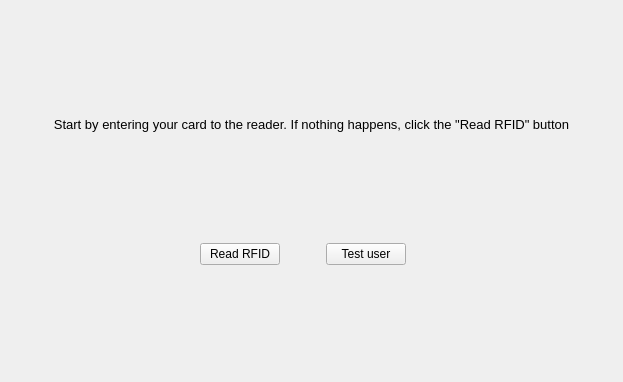
Old version of the form Ohjelman käyttöliittymät/Gui/startview.ui in the repository JIkaheimo/ohjelmistokehityksen-sovellusprojekti-2k19.
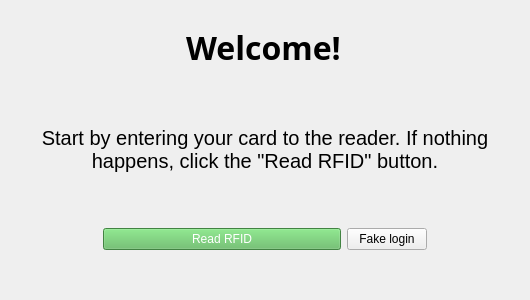
New version of the form.

Patch:
```diff
--- a/Ohjelman käyttöliittymät/Gui/startview.ui
+++ b/Ohjelman käyttöliittymät/Gui/startview.ui
@@ -6,8 +6,8 @@
    <rect>
     <x>0</x>
     <y>0</y>
-    <width>623</width>
-    <height>382</height>
+    <width>530</width>
+    <height>300</height>
    </rect>
   </property>
   <property name="windowTitle">
@@ -17,94 +17,51 @@
    <string notr="true"/>
   </property>
   <layout class="QGridLayout" name="gridLayout">
-   <item row="3" column="1">
-    <layout class="QHBoxLayout" name="horizontalLayout">
-     <item>
-      <spacer name="horizontalSpacer_2">
-       <property name="orientation">
-        <enum>Qt::Horizontal</enum>
-       </property>
-       <property name="sizeHint" stdset="0">
-        <size>
-         <width>183</width>
-         <height>20</height>
-        </size>
-       </property>
-      </spacer>
-     </item>
-     <item>
-      <widget class="QPushButton" name="btnReadRfid">
-       <property name="text">
-        <string>Read RFID</string>
-       </property>
-      </widget>
-     </item>
-     <item>
-      <spacer name="horizontalSpacer">
-       <property name="orientation">
-        <enum>Qt::Horizontal</enum>
-       </property>
-       <property name="sizeType">
-        <enum>QSizePolicy::Minimum</enum>
-       </property>
-       <property name="sizeHint" stdset="0">
-        <size>
-         <width>40</width>
-         <height>20</height>
-        </size>
-       </property>
-      </spacer>
-     </item>
-     <item>
-      <widget class="QPushButton" name="btnTest">
-       <property name="sizePolicy">
-        <sizepolicy hsizetype="Preferred" vsizetype="Fixed">
-         <horstretch>0</horstretch>
-         <verstretch>0</verstretch>
-        </sizepolicy>
-       </property>
-       <property name="text">
-        <string>Test user</string>
-       </property>
-      </widget>
-     </item>
-     <item>
-      <spacer name="horizontalSpacer_3">
-       <property name="orientation">
-        <enum>Qt::Horizontal</enum>
-       </property>
-       <property name="sizeHint" stdset="0">
-        <size>
-         <width>169</width>
-         <height>20</height>
-        </size>
-       </property>
-      </spacer>
-     </item>
-    </layout>
-   </item>
-   <item row="4" column="1">
-    <spacer name="verticalSpacer">
-     <property name="orientation">
-      <enum>Qt::Vertical</enum>
+   <property name="leftMargin">
+    <number>20</number>
+   </property>
+   <property name="topMargin">
+    <number>25</number>
+   </property>
+   <property name="rightMargin">
+    <number>20</number>
+   </property>
+   <property name="bottomMargin">
+    <number>50</number>
+   </property>
+   <item row="0" column="2">
+    <widget class="QLabel" name="labelWelcome">
+     <property name="font">
+      <font>
+       <family>Lucida Bright</family>
+       <pointsize>24</pointsize>
+       <weight>75</weight>
+       <bold>true</bold>
+      </font>
      </property>
-     <property name="sizeHint" stdset="0">
-      <size>
-       <width>20</width>
-       <height>40</height>
-      </size>
+     <property name="text">
+      <string>Welcome!</string>
      </property>
-    </spacer>
+     <property name="alignment">
+      <set>Qt::AlignCenter</set>
+     </property>
+    </widget>
    </item>
-   <item row="1" column="0" colspan="6">
-    <widget class="QLabel" name="label_2">
+   <item row="2" column="0" colspan="5">
+    <widget class="QLabel" name="labelInfo">
+     <property name="sizePolicy">
+      <sizepolicy hsizetype="Preferred" vsizetype="MinimumExpanding">
+       <horstretch>0</horstretch>
+       <verstretch>0</verstretch>
+      </sizepolicy>
+     </property>
      <property name="font">
       <font>
-       <pointsize>10</pointsize>
+       <pointsize>15</pointsize>
       </font>
      </property>
      <property name="text">
-      <string>Start by entering your card to the reader. If nothing happens, click the &quot;Read RFID&quot; button</string>
+      <string>Start by entering your card to the reader. If nothing happens, click the &quot;Read RFID&quot; button.</string>
      </property>
      <property name="scaledContents">
       <bool>false</bool>
@@ -117,31 +74,29 @@
      </property>
     </widget>
    </item>
-   <item row="2" column="1">
-    <spacer name="verticalSpacer_2">
-     <property name="orientation">
-      <enum>Qt::Vertical</enum>
+   <item row="4" column="3">
+    <widget class="QPushButton" name="btnTest">
+     <property name="sizePolicy">
+      <sizepolicy hsizetype="Preferred" vsizetype="Fixed">
+       <horstretch>0</horstretch>
+       <verstretch>0</verstretch>
+      </sizepolicy>
      </property>
-     <property name="sizeHint" stdset="0">
-      <size>
-       <width>20</width>
-       <height>40</height>
-      </size>
+     <property name="text">
+      <string>Fake login</string>
      </property>
-    </spacer>
+    </widget>
    </item>
-   <item row="0" column="1">
-    <spacer name="verticalSpacer_3">
-     <property name="orientation">
-      <enum>Qt::Vertical</enum>
+   <item row="4" column="1" colspan="2">
+    <widget class="QPushButton" name="btnReadRfid">
+     <property name="styleSheet">
+      <string notr="true">background-color: #5cb85c;;
+color: rgb(255, 255, 255);</string>
      </property>
-     <property name="sizeHint" stdset="0">
-      <size>
-       <width>20</width>
-       <height>40</height>
-      </size>
+     <property name="text">
+      <string>Read RFID</string>
      </property>
-    </spacer>
+    </widget>
    </item>
   </layout>
  </widget>
```
